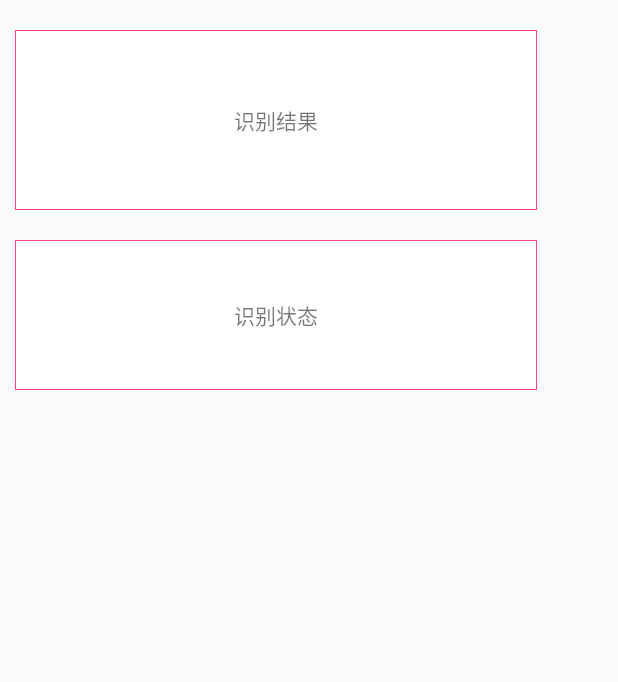
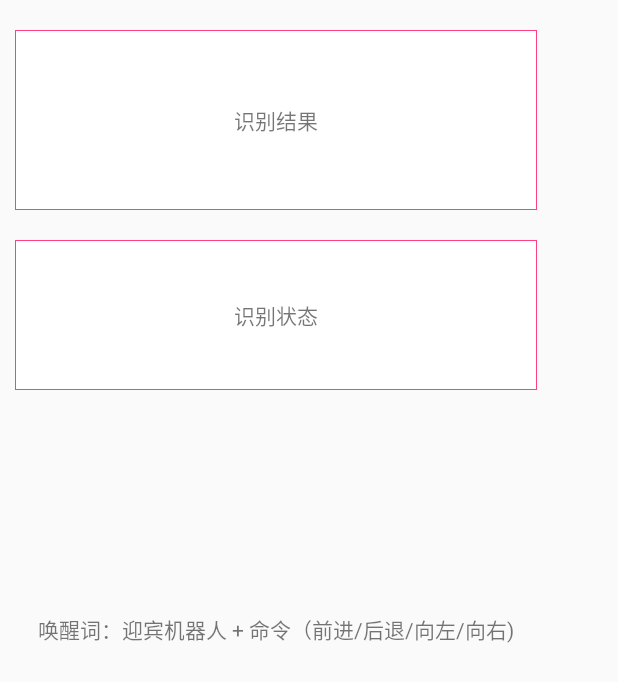
Before and after one commit to darui18/XunFei, an Android app: the layout activity_wake_rec.xml on its own in the app's theme, with its tools: preview values and no code run, on a phone screen of 412 x 824 dp. Shown: the top 682 px of the screen. Run offline under Robolectric (Android 15) with nearby library versions, the phone set to English and light mode, and no system bars.

Commit message:
唤醒再识别 完结版

```diff
--- a/app/src/main/res/layout/activity_wake_rec.xml
+++ b/app/src/main/res/layout/activity_wake_rec.xml
@@ -55,5 +55,14 @@
             android:layout_height="wrap_content"
             android:layout_centerHorizontal="true"
             android:layout_centerVertical="true" />
+
+        <TextView
+            android:id="@+id/textView2"
+            android:layout_width="wrap_content"
+            android:layout_height="wrap_content"
+            android:layout_marginBottom="65dp"
+            android:text="唤醒词：迎宾机器人 + 命令（前进/后退/向左/向右)"
+            android:layout_alignParentBottom="true"
+            android:layout_centerHorizontal="true" />
     </RelativeLayout>
 </android.support.constraint.ConstraintLayout>
```
Also changed, not shown: app/src/main/java/com/example/desktop_gql8asp/myapplication/WakeRecActivity.java (+38 -7 lines).
